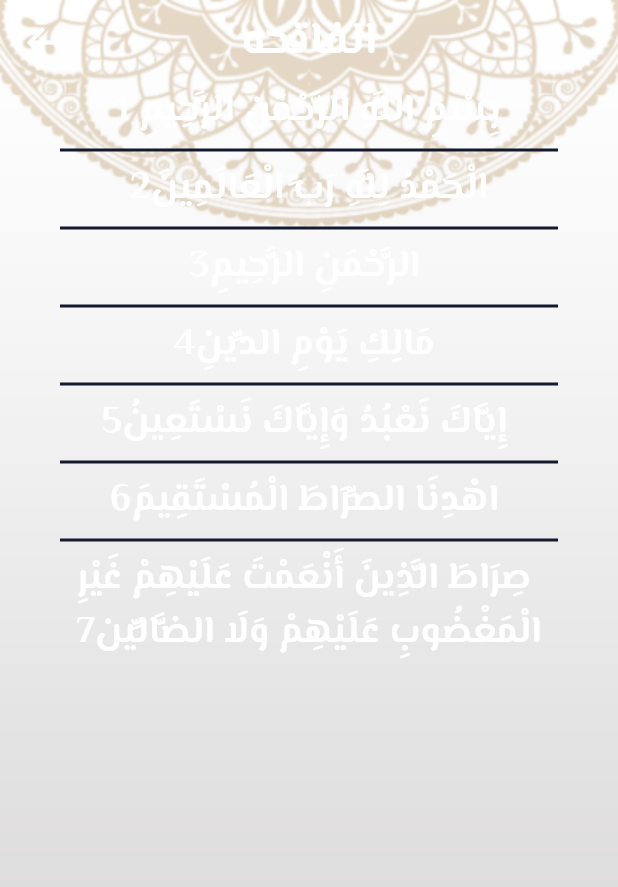
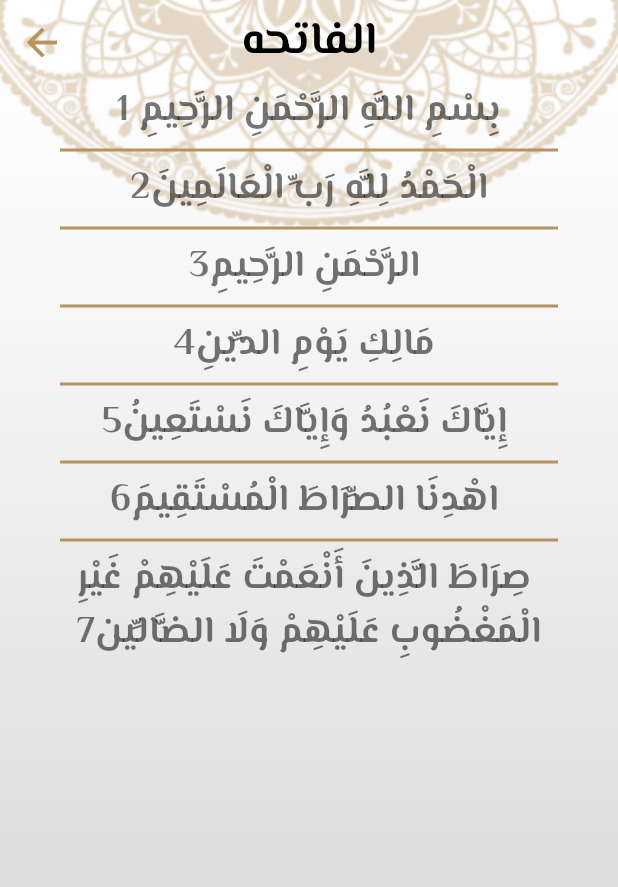
Before and after one commit to helmysherif/islami-app, a Flutter app: the screen it shows after launch, after a tap on "الفاتحه", on a phone screen of 412 x 824 dp. Shown: the top 887 px of the screen. Run offline on Flutter 3.47's test engine with Material 3 defaults, Android fonts, the phone set to English and light mode, and no system bars; our stand-ins replace google_fonts; generated files the repository leaves out were written again.

Commit message:
make the design of settings screen and change the light and dark mode

```diff
--- /dev/null
+++ b/l10n.yaml
@@ -0,0 +1,3 @@
+arb-dir: lib/l10n
+template-arb-file: app_en.arb
+output-localization-file: app_localizations.dart
--- a/lib/main.dart
+++ b/lib/main.dart
@@ -1,21 +1,42 @@
 import 'package:flutter/material.dart';
+import 'package:flutter_localizations/flutter_localizations.dart';
 import 'package:islami_app/my_themes.dart';
+import 'package:islami_app/providers/settings_provider.dart';
 import 'package:islami_app/routes.dart';
 import 'package:islami_app/screens/splash_screen.dart';
+import 'package:provider/provider.dart';
+import 'package:flutter_gen/gen_l10n/app_localizations.dart';
 void main() {
-  runApp(const MyApp());
+  runApp(
+    ChangeNotifierProvider(
+      create: (BuildContext context) => SettingProvider(),
+      child: const MyApp()
+    )
+  );
 }
 class MyApp extends StatelessWidget {
   const MyApp({super.key});
   @override
   Widget build(BuildContext context) {
+    SettingProvider provider = Provider.of<SettingProvider>(context);
     return MaterialApp(
       debugShowCheckedModeBanner: false,
       initialRoute: SplashScreen.routeName,
       routes: appRoutes,
       theme: MyThemeData.lightTheme,
       darkTheme: MyThemeData.darkTheme,
-      themeMode: ThemeMode.dark,
+      themeMode: provider.themeMode,
+      localizationsDelegates: const [
+        AppLocalizations.delegate,
+        GlobalMaterialLocalizations.delegate,
+        GlobalWidgetsLocalizations.delegate,
+        GlobalCupertinoLocalizations.delegate,
+      ],
+      supportedLocales: const [
+        Locale('en'), // English
+        Locale('ar'), // arabic
+      ],
+      locale: Locale(provider.language),
     );
   }
 }
--- a/lib/my_themes.dart
+++ b/lib/my_themes.dart
@@ -46,10 +46,10 @@ class MyThemeData{
           color: Colors.white
       )
     ),
-    colorScheme: ColorScheme(
+    colorScheme: const ColorScheme(
       primary: lightColor,
       onPrimary: Colors.black54,
-      secondary: Colors.grey.shade300,
+      secondary: lightColor,
       onSecondary: Colors.black,
       error: Colors.red,
       onError: Colors.white,
--- /dev/null
+++ b/lib/providers/settings_provider.dart
@@ -0,0 +1,13 @@
+import 'package:flutter/material.dart';
+class SettingProvider extends ChangeNotifier{
+  ThemeMode themeMode = ThemeMode.light;
+  String language = "en";
+  void changeTheme(ThemeMode mode){
+    themeMode = mode;
+    notifyListeners();
+  }
+  void changeLanguage(String lang){
+    language = lang;
+    notifyListeners();
+  }
+}
--- a/lib/screens/hadith.dart
+++ b/lib/screens/hadith.dart
@@ -21,7 +21,7 @@ class _HadithScreenState extends State<HadithScreen> {
           Expanded(
             child: ListView.separated(
               separatorBuilder: (context , index) => Divider(
-                color: Theme.of(context).primaryColor,
+                color: Theme.of(context).colorScheme.secondary,
                 thickness: 2,
                 indent: 20,
                 endIndent: 20,
--- a/lib/screens/home_screen.dart
+++ b/lib/screens/home_screen.dart
@@ -4,15 +4,26 @@ import 'package:islami_app/screens/quran_screen.dart';
 import 'package:islami_app/screens/radio.dart';
 import 'package:islami_app/screens/sebiha.dart';
 import 'package:islami_app/screens/settings_screen.dart';
+import 'package:flutter_gen/gen_l10n/app_localizations.dart';
 class HomeScreen extends StatefulWidget {
   static const String routeName = "quran_screen";
-  HomeScreen({super.key});
+
+  const HomeScreen({super.key});
+
   @override
   State<HomeScreen> createState() => _HomeScreenState();
 }
+
 class _HomeScreenState extends State<HomeScreen> {
   int index = 0;
-  List<Widget> tabs =  [QuranScreen() , const HadithScreen() , const SebihaScreen() , const RadioScreen() , const SettingsScreen()];
+  List<Widget> tabs = [
+    QuranScreen(),
+    const HadithScreen(),
+    const SebihaScreen(),
+    const RadioScreen(),
+    const SettingsScreen()
+  ];
+
   @override
   Widget build(BuildContext context) {
     return SafeArea(
@@ -21,47 +32,50 @@ class _HomeScreenState extends State<HomeScreen> {
           SizedBox(
             width: double.infinity,
             child: Image.asset(
-              // "assets/images/bg3.png",
-              "assets/images/dark_bg.png",
+              Theme.of(context).colorScheme.brightness == Brightness.dark
+                  ? "assets/images/dark_bg.png"
+                  : "assets/images/bg3.png",
               fit: BoxFit.fill,
             ),
           ),
           Scaffold(
             appBar: AppBar(
               title: Text(
-                "إسلامي",
-                style: Theme.of(context).textTheme.bodyLarge!.copyWith(
-                  fontWeight: FontWeight.bold
-                ),
+                AppLocalizations.of(context)!.appTitle,
+                style: Theme.of(context)
+                    .textTheme
+                    .bodyLarge!
+                    .copyWith(fontWeight: FontWeight.bold),
               ),
               centerTitle: true,
             ),
             body: tabs[index],
             bottomNavigationBar: BottomNavigationBar(
               currentIndex: index,
-              onTap:(int value){
+              onTap: (int value) {
                 index = value;
                 setState(() {});
               },
               items: [
                 BottomNavigationBarItem(
                   icon: const ImageIcon(AssetImage("assets/images/quran.png")),
-                  label: "Quran",
+                  label: AppLocalizations.of(context)!.quarn,
                   backgroundColor: Theme.of(context).primaryColor,
                 ),
                 BottomNavigationBarItem(
-                  icon: const ImageIcon(AssetImage("assets/images/ahadeth.png")),
-                  label: "Hadith",
+                  icon:
+                      const ImageIcon(AssetImage("assets/images/ahadeth.png")),
+                  label: AppLocalizations.of(context)!.hadith,
                   backgroundColor: Theme.of(context).primaryColor,
                 ),
                 BottomNavigationBarItem(
                   icon: const ImageIcon(AssetImage("assets/images/sebha.png")),
-                  label: "Sebiha",
+                  label: AppLocalizations.of(context)!.sebha,
                   backgroundColor: Theme.of(context).primaryColor,
                 ),
                 BottomNavigationBarItem(
                   icon: const ImageIcon(AssetImage("assets/images/radio.png")),
-                  label: "Radio",
+                  label: AppLocalizations.of(context)!.radio,
                   backgroundColor: Theme.of(context).primaryColor,
                 ),
                 BottomNavigationBarItem(
--- a/lib/screens/quran_screen.dart
+++ b/lib/screens/quran_screen.dart
@@ -1,6 +1,10 @@
 import 'package:flutter/material.dart';
 import 'package:islami_app/screens/sura_details.dart';
 import 'package:islami_app/screens/sura_details_args.dart';
+import 'package:flutter_gen/gen_l10n/app_localizations.dart';
+import 'package:provider/provider.dart';
+
+import '../providers/settings_provider.dart';
 class QuranScreen extends StatelessWidget {
   QuranScreen({super.key});
   List<String> suraNames = [
@@ -237,30 +241,40 @@ class QuranScreen extends StatelessWidget {
   ];
   @override
   Widget build(BuildContext context) {
+    SettingProvider provider = Provider.of<SettingProvider>(context);
     return Column(
       crossAxisAlignment: CrossAxisAlignment.center,
       children: [
         Image.asset("assets/images/quranbg.png"),
         const SizedBox(height:20),
         Divider(
-          color: Theme.of(context).primaryColor,
+          color: Theme.of(context).colorScheme.secondary,
           thickness: 3,
           height: 0,
         ),
         Row(
           mainAxisAlignment: MainAxisAlignment.spaceAround,
           children: [
-            Text("إسم السورة" , style: Theme.of(context).textTheme.bodyMedium),
+            Expanded(child: Text(
+              AppLocalizations.of(context)!.suraName ,
+              style: Theme.of(context).textTheme.bodyMedium,
+              textAlign: TextAlign.center
+            )),
             Container(
-              color: Theme.of(context).primaryColor,
+              color: Theme.of(context).colorScheme.secondary,
               width: 2.5,
               height: 50,
+              // margin: const EdgeInsets.only(left: 40),
             ),
-            Text("عدد الآيات" , style: Theme.of(context).textTheme.bodyMedium),
+            Expanded(child: Text(
+              AppLocalizations.of(context)!.suraNumber ,
+              style: Theme.of(context).textTheme.bodyMedium,
+              textAlign: TextAlign.center
+            )),
           ],
         ),
         Divider(
-          color: Theme.of(context).primaryColor,
+          color: Theme.of(context).colorScheme.secondary,
           thickness: 3,
           height: 0,
         ),
@@ -269,7 +283,7 @@ class QuranScreen extends StatelessWidget {
           child: ListView.separated(
             separatorBuilder:(context , index) =>
               Divider(
-                color: Theme.of(context).primaryColor,
+                color: Theme.of(context).colorScheme.secondary,
                 thickness: 2,
                 // indent: 30,
                 // endIndent: 30,
@@ -296,10 +310,10 @@ class QuranScreen extends StatelessWidget {
                           textAlign: TextAlign.center
                       )),
                       Container(
-                        color: Theme.of(context).primaryColor,
+                        color: Theme.of(context).colorScheme.secondary,
                         width: 2.5,
                         height: 60,
-                        margin: const EdgeInsets.only(left: 21),
+                        // margin: const EdgeInsets.only(left: 21),
                       ),
                       Expanded(
                         child: Text(
--- a/lib/screens/splash_screen.dart
+++ b/lib/screens/splash_screen.dart
@@ -1,12 +1,16 @@
 import 'dart:async';
 import 'package:flutter/material.dart';
 import 'package:islami_app/screens/home_screen.dart';
+
 class SplashScreen extends StatefulWidget {
   static const String routeName = "splash";
+
   const SplashScreen({Key? key}) : super(key: key);
+
   @override
   State<SplashScreen> createState() => _SplashScreenState();
 }
+
 class _SplashScreenState extends State<SplashScreen> {
   @override
   void initState() {
@@ -15,24 +19,28 @@ class _SplashScreenState extends State<SplashScreen> {
       Navigator.of(context).pushReplacementNamed(HomeScreen.routeName);
     });
   }
+
   @override
   Widget build(BuildContext context) {
     return SafeArea(
       child: Scaffold(
         body: Container(
           padding: const EdgeInsets.only(bottom: 20),
-          decoration: const BoxDecoration(
-            image: DecorationImage(
-              image: AssetImage("assets/images/bg2.png"),
-              fit: BoxFit.cover
-            )
-          ),
+          decoration: BoxDecoration(
+              image: DecorationImage(
+                  image: AssetImage(Theme.of(context).colorScheme.brightness ==
+                          Brightness.light
+                      ? "assets/images/bg2.png"
+                      : "assets/images/splash_dark.png"),
+                  fit: BoxFit.cover)),
           child: Column(
             children: [
               Expanded(
                 child: Center(
                   child: Image.asset(
-                    "assets/images/logo2.png",
+                    Theme.of(context).colorScheme.brightness == Brightness.light
+                        ? "assets/images/logo2.png"
+                        : "assets/images/logo_dark.png",
                     height: MediaQuery.of(context).size.height * 0.4,
                   ),
                 ),
--- a/lib/screens/sura_details.dart
+++ b/lib/screens/sura_details.dart
@@ -17,9 +17,13 @@ class _SuraDetailsState extends State<SuraDetails> {
       loadFile(args.index);
     }
     return Container(
-      decoration: const BoxDecoration(
+      decoration: BoxDecoration(
         image: DecorationImage(
-          image: AssetImage("assets/images/bg3.png"),
+          image: AssetImage(
+            Theme.of(context).colorScheme.brightness == Brightness.dark
+                ? "assets/images/dark_bg.png"
+                : "assets/images/bg3.png",
+          ),
           fit: BoxFit.fill
         )
       ),
```
Also changed, not shown: lib/l10n/app_ar.arb (added, +9 -0 lines), lib/l10n/app_en.arb (added, +9 -0 lines), lib/screens/hadith_details.dart (+18 -24 lines), lib/screens/radio.dart (+7 -3 lines), lib/screens/sebiha.dart (+9 -3 lines), lib/screens/settings_screen.dart (+89 -3 lines), lib/screens/showTheme_bottomSheet.dart (added, +66 -0 lines), lib/screens/show_language_bottom_sheet.dart (added, +66 -0 lines), pubspec.yaml (+5 -2 lines), pubspec.lock.
